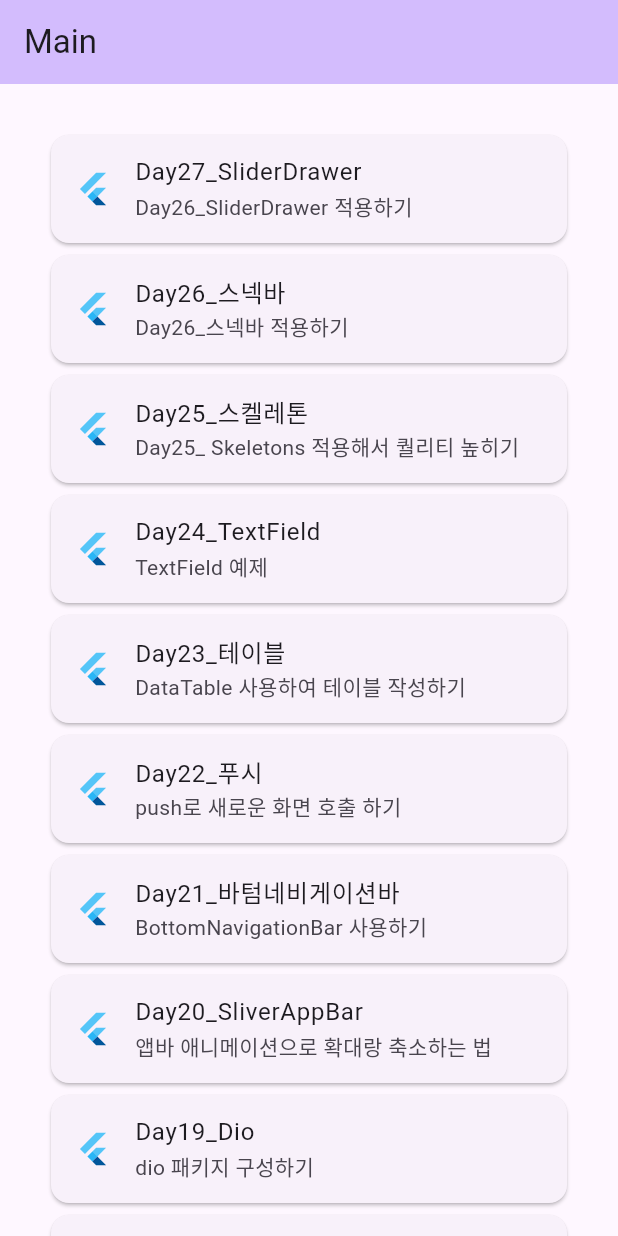
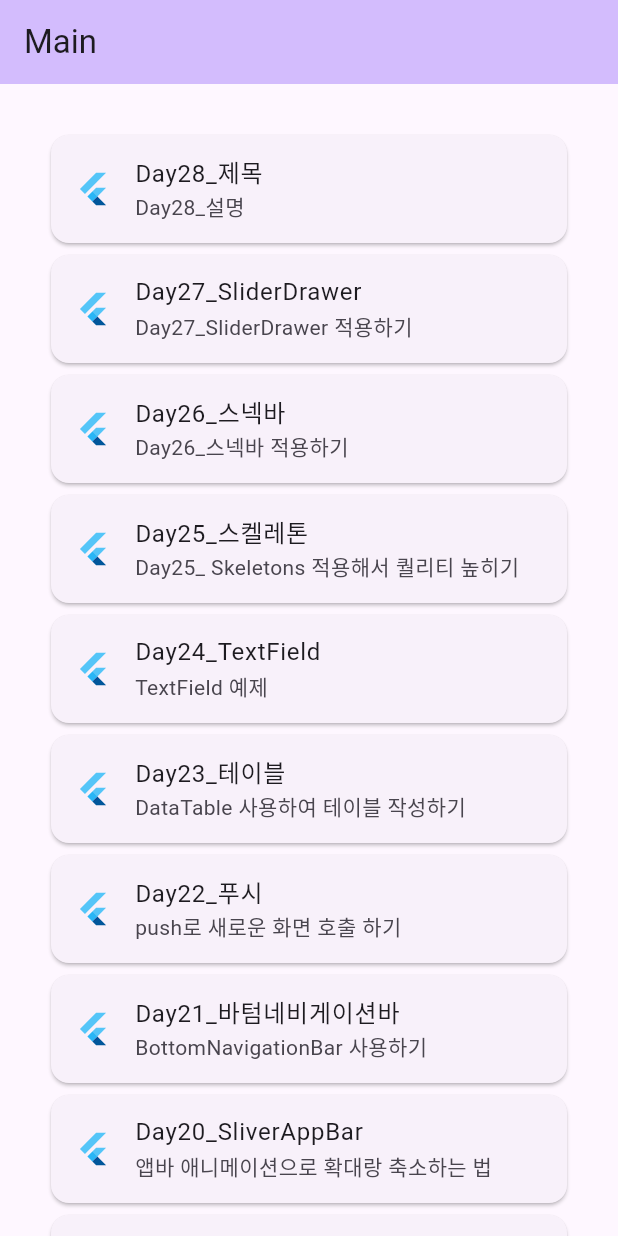
Before and after one commit to junselee42/flutter_study, a Flutter app: the screen it shows after launch, on a phone screen of 412 x 824 dp. Run offline on Flutter 3.47's test engine with Material 2 defaults, Android fonts, the phone set to English and light mode, and no system bars; our stand-ins replace dio, flutter_slider_drawer, skeletons.

Commit message:
chore: add Card -리스트뷰에 예제27 프레임 추가

```diff
--- a/lib/main.dart
+++ b/lib/main.dart
@@ -46,8 +46,19 @@ class _MyHomePageState extends State<MyHomePage> {
           Card(
             child: ListTile(
               leading: const FlutterLogo(),
+              title: const Text('Day28_제목'),
+              subtitle: const Text('Day28_설명'),
+              hoverColor: Colors.purple,
+              onTap: () {
+                Navigator.of(context).pushNamed('/twentyeighth');
+              },
+            ),
+          ),
+          Card(
+            child: ListTile(
+              leading: const FlutterLogo(),
               title: const Text('Day27_SliderDrawer'),
-              subtitle: const Text('Day26_SliderDrawer 적용하기'),
+              subtitle: const Text('Day27_SliderDrawer 적용하기'),
               hoverColor: Colors.purple,
               onTap: () {
                 Navigator.of(context).pushNamed('/twentyseventh');
--- a/lib/router/router.dart
+++ b/lib/router/router.dart
@@ -27,6 +27,7 @@ import 'package:flutter00/router/pages/twentyfour.dart';
 import 'package:flutter00/router/pages/twentyfive.dart';
 import 'package:flutter00/router/pages/twentysix.dart';
 import 'package:flutter00/router/pages/twentyseven.dart';
+import 'package:flutter00/router/pages/twentyeight.dart';
 
 final routes = {
   '/': (BuildContext context) => const MyHomePage(title: "Main"),
@@ -57,4 +58,5 @@ final routes = {
   '/twentyfifth': (BuildContext context) => const TwentyFivePage(),
   '/twentysixth': (BuildContext context) => const TwentySixPage(),
   '/twentyseventh': (BuildContext context) => const TwentySevenPage(),
+  '/twentyseighth': (BuildContext context) => const TwentyEightPage(),
 };
```
Also changed, not shown: lib/router/pages/twentyeight.dart (added, +18 -0 lines).
